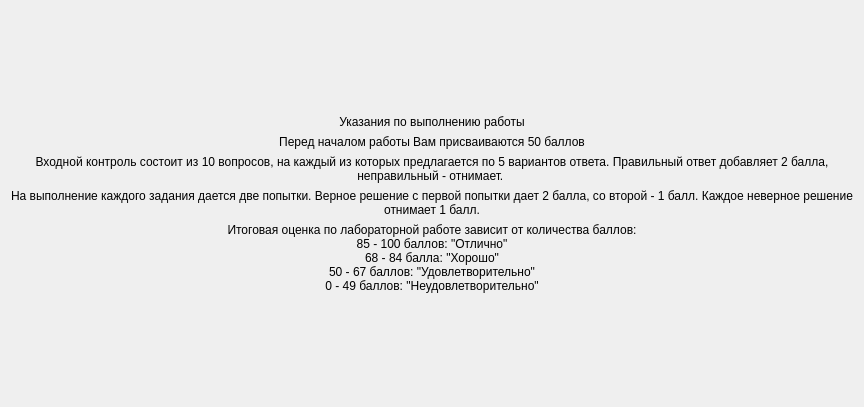
This is screendescription.ui in bukhmastov/fpsp as Qt 5 draws it before an edit. The edited form follows.
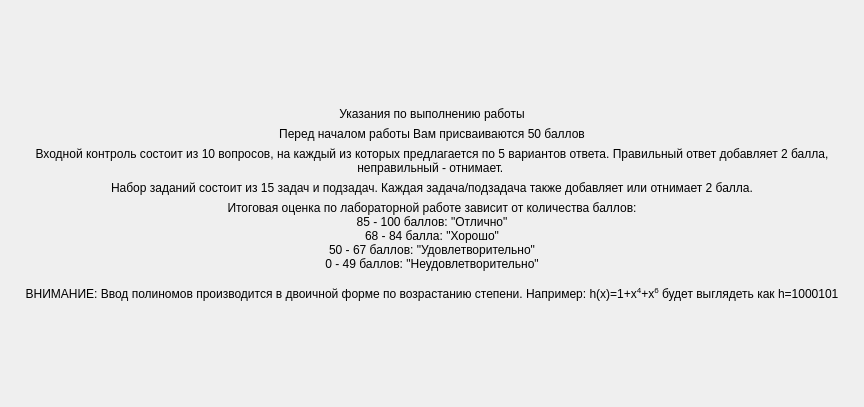
This is the edited form.

Diff of the .ui file:
```diff
--- a/screendescription.ui
+++ b/screendescription.ui
@@ -95,7 +95,7 @@
         <string notr="true">font: 12pt &quot;MS Shell Dlg 2&quot;;</string>
        </property>
        <property name="text">
-        <string>На выполнение каждого задания дается две попытки. Верное решение с первой попытки дает 2 балла, со второй - 1 балл. Каждое неверное решение отнимает 1 балл.</string>
+        <string>Набор заданий состоит из 15 задач и подзадач. Каждая задача/подзадача также добавляет или отнимает 2 балла.</string>
        </property>
        <property name="alignment">
         <set>Qt::AlignCenter</set>
@@ -125,6 +125,38 @@
        </property>
       </widget>
      </item>
+     <item>
+      <spacer name="verticalSpacer_3">
+       <property name="orientation">
+        <enum>Qt::Vertical</enum>
+       </property>
+       <property name="sizeType">
+        <enum>QSizePolicy::Minimum</enum>
+       </property>
+       <property name="sizeHint" stdset="0">
+        <size>
+         <width>0</width>
+         <height>10</height>
+        </size>
+       </property>
+      </spacer>
+     </item>
+     <item>
+      <widget class="QLabel" name="label_6">
+       <property name="styleSheet">
+        <string notr="true">font: 12pt &quot;MS Shell Dlg 2&quot;;</string>
+       </property>
+       <property name="text">
+        <string>ВНИМАНИЕ: Ввод полиномов производится в двоичной форме по возрастанию степени. Например: h(x)=1+x&lt;sup&gt;4&lt;/sup&gt;+x&lt;sup&gt;6&lt;/sup&gt; будет выглядеть как h=1000101</string>
+       </property>
+       <property name="alignment">
+        <set>Qt::AlignCenter</set>
+       </property>
+       <property name="wordWrap">
+        <bool>true</bool>
+       </property>
+      </widget>
+     </item>
      <item>
       <spacer name="verticalSpacer_2">
        <property name="orientation">
```
